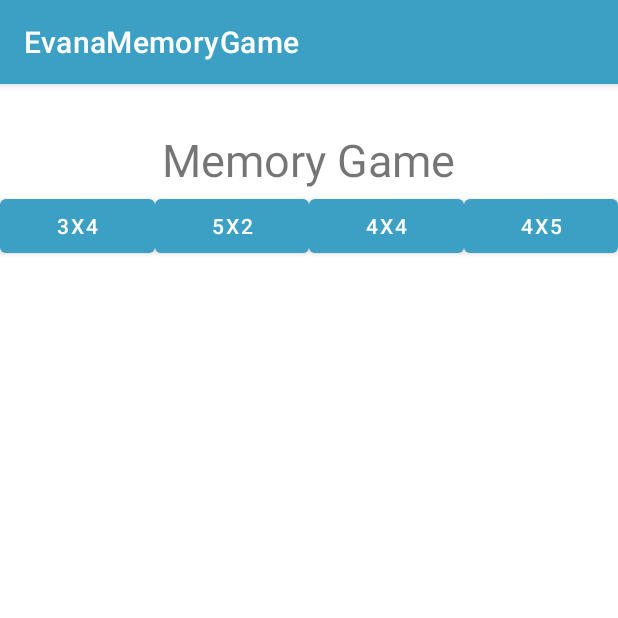
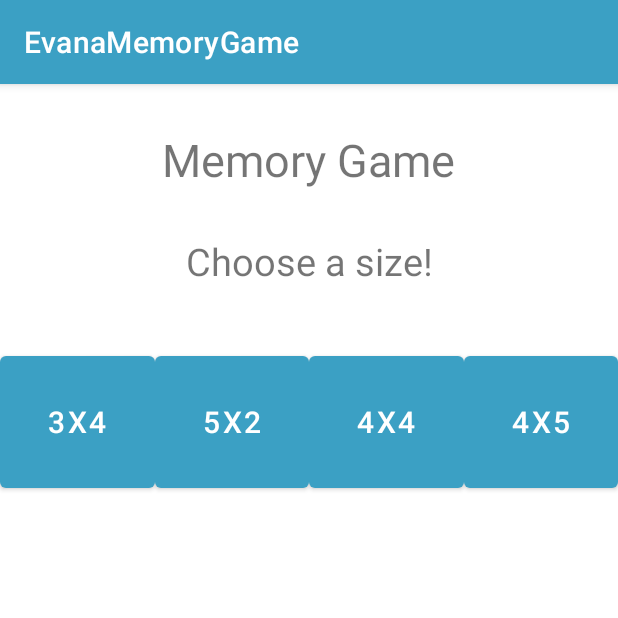
Before and after one commit to EvanaPuig/Evana-Memory-Game, an Android app: the screen it shows after launch (MenuActivity), on a phone screen of 412 x 824 dp, the top half of it. Run offline under Robolectric (Android 15) with nearby library versions, the light colour scheme and no system bars.

Commit message:
Adds functionality to the buttons and the GameConfig enum

```diff
--- a/app/src/main/AndroidManifest.xml
+++ b/app/src/main/AndroidManifest.xml
@@ -8,7 +8,8 @@
         android:label="@string/app_name"
         android:roundIcon="@mipmap/ic_launcher_round"
         android:supportsRtl="true"
-        android:theme="@style/AppTheme">
+        android:theme="@style/AppTheme"
+        android:screenOrientation="landscape">
         <activity android:name=".view.activities.GameActivity">
 
         </activity>
--- a/app/src/main/res/layout/activity_game.xml
+++ b/app/src/main/res/layout/activity_game.xml
@@ -7,9 +7,11 @@
     tools:context=".view.activities.GameActivity">
 
     <TextView
+        android:id="@+id/game_tv"
         android:layout_width="wrap_content"
         android:layout_height="wrap_content"
         android:text="Game"
+        android:textSize="@dimen/button_menu_text_size"
         app:layout_constraintStart_toStartOf="parent"
         app:layout_constraintEnd_toEndOf="parent"
         app:layout_constraintTop_toTopOf="parent"
--- a/app/src/main/res/layout/activity_menu.xml
+++ b/app/src/main/res/layout/activity_menu.xml
@@ -10,59 +10,79 @@
         android:id="@+id/memory_game_menu_title_tv"
         android:layout_width="wrap_content"
         android:layout_height="wrap_content"
+        android:layout_marginVertical="@dimen/menu_title_margin"
         android:text="@string/memory_game_menu_title"
         android:textSize="@dimen/menu_title_size"
-        android:layout_marginVertical="@dimen/menu_title_margin"
         app:layout_constraintLeft_toLeftOf="parent"
         app:layout_constraintRight_toRightOf="parent"
         app:layout_constraintTop_toTopOf="parent" />
+
+    <TextView
+        android:id="@+id/memory_game_menu_instructions_tv"
+        android:layout_width="wrap_content"
+        android:layout_height="wrap_content"
+        android:padding="@dimen/menu_title_margin"
+        android:text="Choose a size!"
+        android:textSize="25sp"
+        app:layout_constraintLeft_toLeftOf="parent"
+        app:layout_constraintRight_toRightOf="parent"
+        app:layout_constraintTop_toBottomOf="@id/memory_game_menu_title_tv" />
 
     <GridLayout
         android:id="@+id/memory_game_grid"
         android:layout_width="match_parent"
         android:layout_height="wrap_content"
+        android:layout_marginTop="@dimen/button_menu_margin"
         android:columnCount="4"
-        app:layout_constraintTop_toBottomOf="@id/memory_game_menu_title_tv">
+        app:layout_constraintTop_toBottomOf="@id/memory_game_menu_instructions_tv">
 
-        <Button
+        <com.google.android.material.button.MaterialButton
             android:id="@+id/memory_game_menu_3x4_button"
             android:layout_width="0dp"
+            android:layout_height="100dp"
             android:layout_columnWeight="1"
+            android:layout_gravity="fill_horizontal"
+            android:layout_marginHorizontal="@dimen/button_menu_margin"
             android:gravity="center"
-            android:layout_gravity="fill_horizontal"
-            android:layout_height="wrap_content"
             android:onClick="buttonClicked"
-            android:text="@string/menu_3x4" />
+            android:text="@string/menu_3x4"
+            android:textSize="@dimen/button_menu_text_size" />
 
-        <Button
+        <com.google.android.material.button.MaterialButton
             android:id="@+id/memory_game_menu_5x2_button"
             android:layout_width="0dp"
+            android:layout_height="100dp"
             android:layout_columnWeight="1"
+            android:layout_gravity="fill_horizontal"
+            android:layout_marginHorizontal="@dimen/button_menu_margin"
             android:gravity="center"
-            android:layout_gravity="fill_horizontal"
-            android:layout_height="wrap_content"
             android:onClick="buttonClicked"
-            android:text="@string/menu_5x2" />
+            android:text="@string/menu_5x2"
+            android:textSize="@dimen/button_menu_text_size" />
 
-        <Button
+        <com.google.android.material.button.MaterialButton
             android:id="@+id/memory_game_menu_4x4_button"
             android:layout_width="0dp"
+            android:layout_height="100dp"
             android:layout_columnWeight="1"
+            android:layout_gravity="fill_horizontal"
+            android:layout_marginHorizontal="@dimen/button_menu_margin"
             android:gravity="center"
-            android:layout_gravity="fill_horizontal"
-            android:layout_height="wrap_content"
             android:onClick="buttonClicked"
-            android:text="@string/menu_4x4" />
+            android:text="@string/menu_4x4"
+            android:textSize="@dimen/button_menu_text_size" />
 
-        <Button
+        <com.google.android.material.button.MaterialButton
             android:id="@+id/memory_game_menu_4x5_button"
             android:layout_width="0dp"
+            android:layout_height="100dp"
             android:layout_columnWeight="1"
+            android:layout_gravity="fill_horizontal"
+            android:layout_marginHorizontal="@dimen/button_menu_margin"
             android:gravity="center"
-            android:layout_gravity="fill_horizontal"
-            android:layout_height="wrap_content"
             android:onClick="buttonClicked"
-            android:text="@string/menu_4x5" />
+            android:text="@string/menu_4x5"
+            android:textSize="@dimen/button_menu_text_size" />
 
     </GridLayout>
 
--- a/app/src/main/res/values/dimens.xml
+++ b/app/src/main/res/values/dimens.xml
@@ -2,6 +2,6 @@
 <resources>
     <dimen name="menu_title_size">30sp</dimen>
     <dimen name="menu_title_margin">30dp</dimen>
-    <dimen name="button_menu_text_size">25sp</dimen>
-    <dimen name="button_menu_padding">5dp</dimen>
+    <dimen name="button_menu_text_size">20sp</dimen>
+    <dimen name="button_menu_margin">10dp</dimen>
 </resources>
```
Also changed, not shown: app/src/main/java/com/evanamargain/android/evanamemorygame/model/GameConfig.kt (added, +8 -0 lines), app/src/main/java/com/evanamargain/android/evanamemorygame/view/activities/GameActivity.kt (+8 -0 lines), app/src/main/java/com/evanamargain/android/evanamemorygame/view/activities/MenuActivity.kt (+11 -3 lines).
